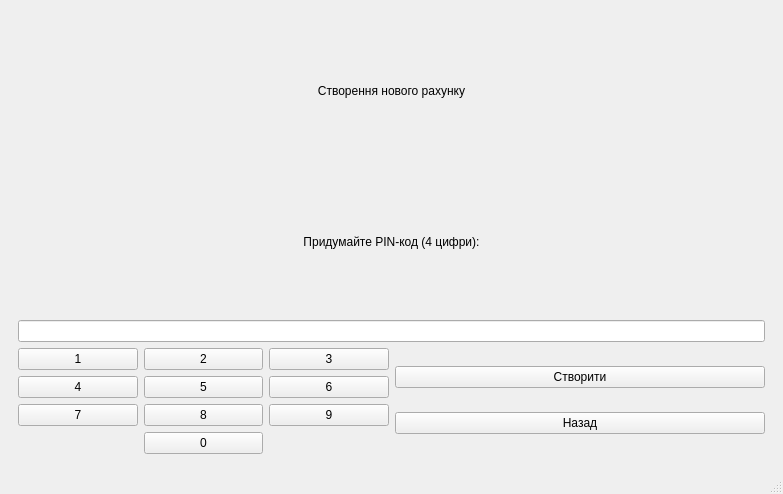
This is mainwindow.ui in IvanAntonchuk/OOP-ATMsimulator as Qt 5 draws it before an edit. The edited form follows.
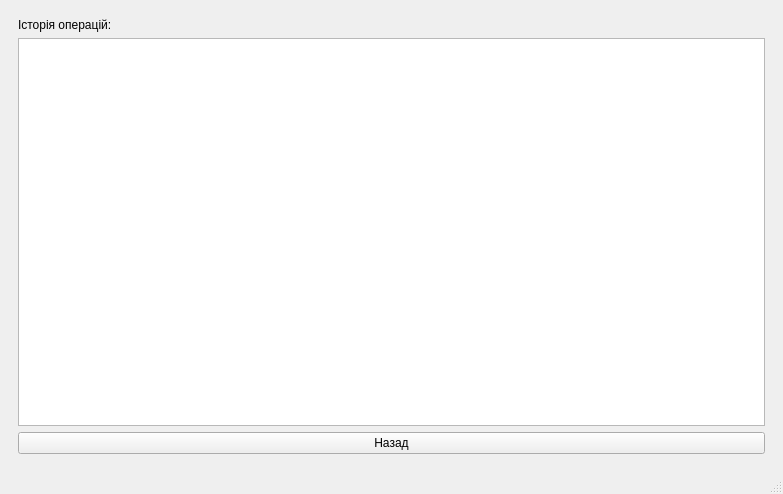
This is the edited form.

Commit message: Implemented Transaction History

What changed in the file:
```diff
--- a/mainwindow.ui
+++ b/mainwindow.ui
@@ -18,7 +18,7 @@
     <item>
      <widget class="QStackedWidget" name="stackedWidget">
       <property name="currentIndex">
-       <number>1</number>
+       <number>9</number>
       </property>
       <widget class="QWidget" name="page_login">
        <layout class="QVBoxLayout" name="verticalLayout_2">
@@ -972,6 +972,27 @@
         </layout>
        </widget>
       </widget>
+      <widget class="QWidget" name="page_history">
+       <layout class="QVBoxLayout" name="verticalLayout_20">
+        <item>
+         <widget class="QLabel" name="label_11">
+          <property name="text">
+           <string>Історія операцій:</string>
+          </property>
+         </widget>
+        </item>
+        <item>
+         <widget class="QListWidget" name="listHistory"/>
+        </item>
+        <item>
+         <widget class="QPushButton" name="btnHistoryBack">
+          <property name="text">
+           <string>Назад</string>
+          </property>
+         </widget>
+        </item>
+       </layout>
+      </widget>
      </widget>
     </item>
    </layout>
```
Left out of the diff: 7 changed lines with no effect on the pictures. The commit also changes 6 other files.
